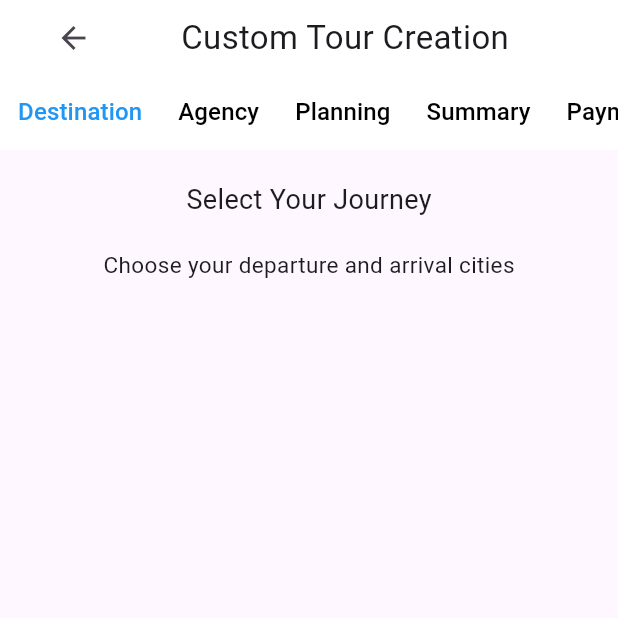
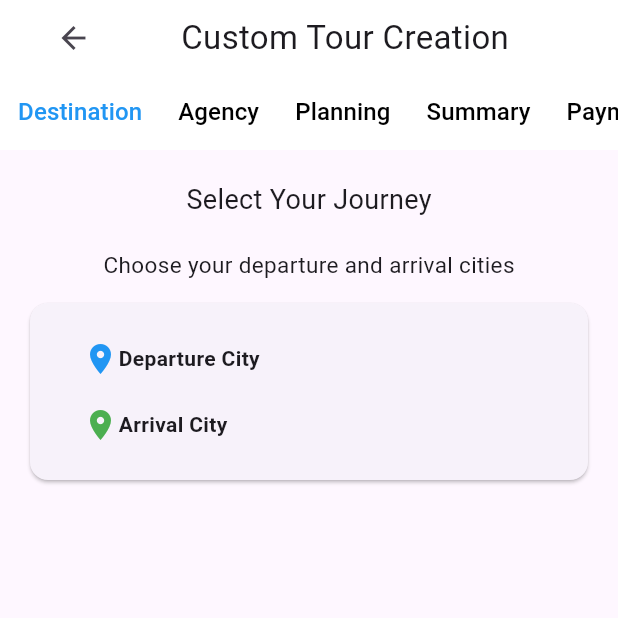
Before and after one commit to SwifTrip/swiftrip_frontend_tourist, a Flutter app: the screen it shows after launch, on a phone screen of 412 x 824 dp, the top half of it. Run offline on Flutter 3.47's test engine with Material 3 defaults, Android fonts, the phone set to English and light mode, and no system bars.

Commit message:
make lable widget in and used in destination screen

```diff
--- a/swift_trip_app/lib/screens/Destination.dart
+++ b/swift_trip_app/lib/screens/Destination.dart
@@ -19,7 +19,10 @@ class _DestinationScreenState extends State<DestinationScreen> {
           children: [
             Padding(
               padding: EdgeInsets.only(top: 20),
-              child: Text("Select Your Journey", style: TextStyle(fontSize: 18)),
+              child: Text(
+                "Select Your Journey",
+                style: TextStyle(fontSize: 18),
+              ),
             ),
             Padding(
               padding: EdgeInsets.only(top: 20, bottom: 15),
@@ -28,9 +31,33 @@ class _DestinationScreenState extends State<DestinationScreen> {
                 style: TextStyle(fontSize: 15),
               ),
             ),
+            Card(
+              margin: EdgeInsets.symmetric(horizontal: 20),
+                child: Padding(
+                  padding: const EdgeInsets.all(15),
+                  child: Column(
+                    children: [
+                      _labelbuild("Departure City"),
+                      _labelbuild("Arrival City"),
+                    ],
+                  ),
+                ),
+              )
           ],
         ),
       ),
     );
   }
+
+  Widget _labelbuild(String title) {
+    return Padding(
+      padding: const EdgeInsets.symmetric(horizontal: 20, vertical: 10),
+      child: Row(
+        children: [
+          Icon(Icons.place, color: title == "Departure City" ? Colors.blue : Colors.green),
+          Text(title, style: TextStyle(fontWeight: FontWeight.bold)),
+        ],
+      ),
+    );
+  }
 }
```
